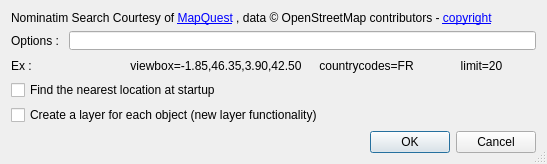
Qt form nominatim/conf_dialog.ui (xcaeag/Nominatim-Qgis-Plugin) before a commit.
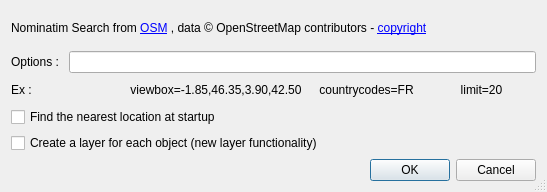
The same form after that commit. Icons and pictures are not drawn.

The edit to the form file:
```diff
--- a/nominatim/conf_dialog.ui
+++ b/nominatim/conf_dialog.ui
@@ -13,7 +13,7 @@
     <x>0</x>
     <y>0</y>
     <width>547</width>
-    <height>164</height>
+    <height>192</height>
    </rect>
   </property>
   <property name="sizePolicy">
@@ -43,7 +43,7 @@
         <enum>Qt::RightToLeft</enum>
        </property>
        <property name="text">
-        <string>&lt;p&gt;Nominatim Search Courtesy of &lt;a href=&quot;http://www.mapquest.com/&quot; target=&quot;_blank&quot;&gt;MapQuest&lt;/a&gt; &lt;img src=&quot;http://developer.mapquest.com/content/osm/mq_logo.png&quot;&gt;, data © OpenStreetMap contributors - &lt;a href=&quot;www.openstreetmap.org/copyright&quot;&gt;copyright&lt;/a&gt;&lt;/p&gt;</string>
+        <string>&lt;p&gt;Nominatim Search from &lt;a href=&quot;http://wiki.openstreetmap.org/wiki/Nominatim_usage_policy&quot; target=&quot;_blank&quot;&gt;OSM&lt;/a&gt; &lt;img src=&quot;http://www.openstreetmap.org/assets/osm_logo.png&quot;&gt;, data © OpenStreetMap contributors - &lt;a href=&quot;www.openstreetmap.org/copyright&quot;&gt;copyright&lt;/a&gt;&lt;/p&gt;</string>
        </property>
        <property name="openExternalLinks">
         <bool>true</bool>
```
